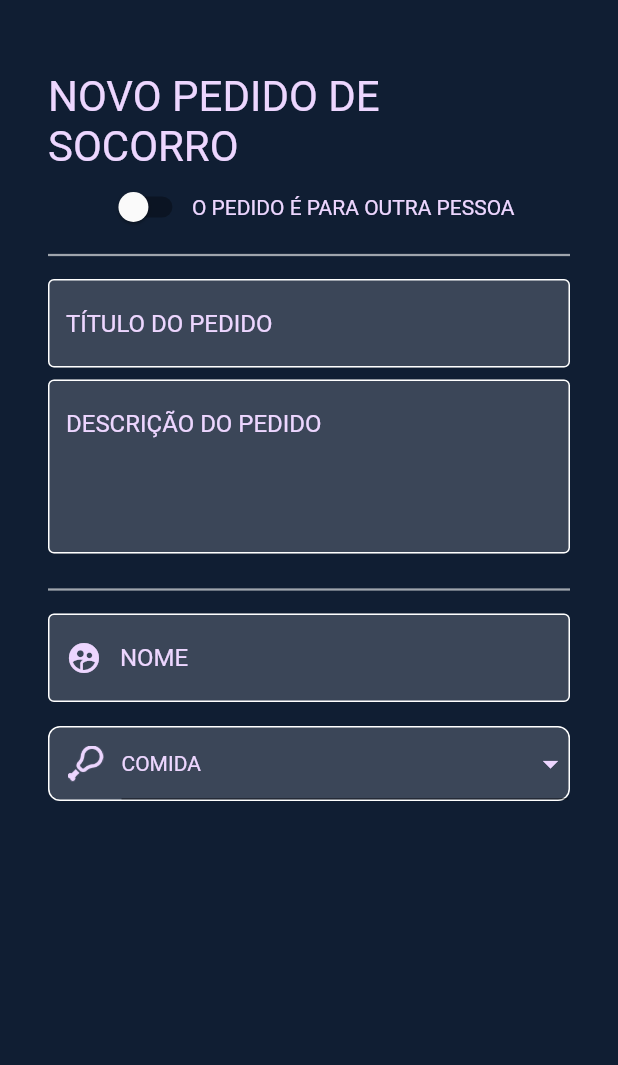
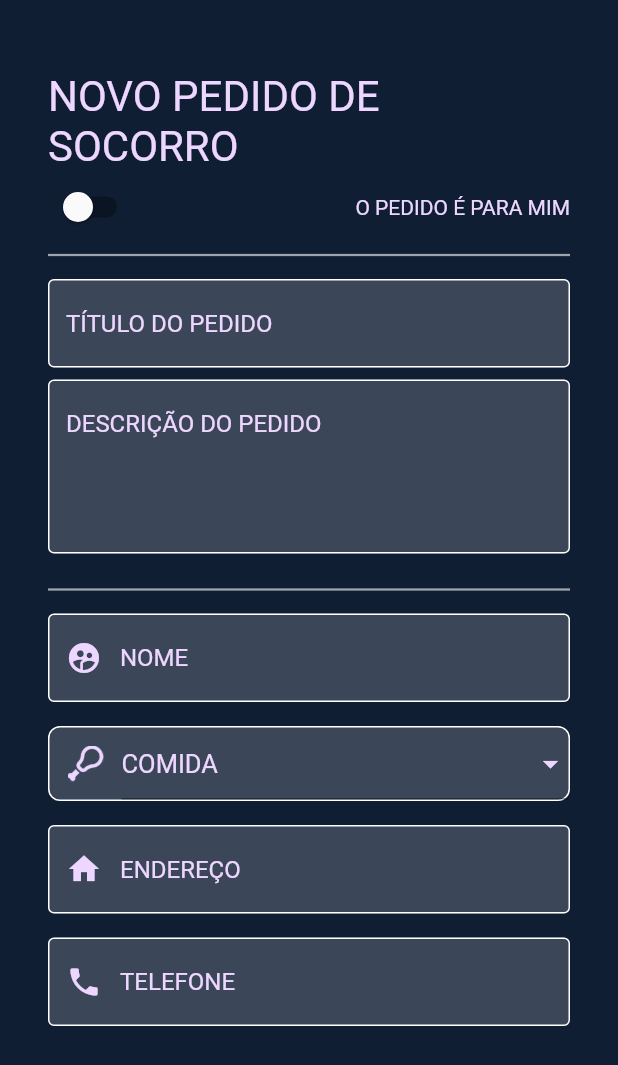
Before and after one commit to Alifyz/flutter-hackathon-2020, a Flutter app: the HelpRequestPage screen opened directly, on a phone screen of 412 x 824 dp. Shown: the top 1065 px of the screen. Run offline on Flutter 3.47's test engine with Material 2 defaults, Android fonts, the light colour scheme and no system bars; our stand-ins replace flutter_swiper, google_fonts.

Commit message:
refactor: styles and fonts

```diff
--- a/lib/commons/custom_text_field.dart
+++ b/lib/commons/custom_text_field.dart
@@ -1,5 +1,6 @@
 import 'package:flutter/material.dart';
 import 'package:flutter_hackathon/styles/colors.dart';
+import 'package:flutter_hackathon/styles/text.dart';
 
 class CustomTextField extends StatelessWidget {
   const CustomTextField({
@@ -22,7 +23,7 @@ class CustomTextField extends StatelessWidget {
       child: TextFormField(
         minLines: lines,
         maxLines: lines * 2,
-        style: TextStyle(color: ColorStyles.primaryTextColor),
+        style: TypographyStyle.defaultTextTheme,
         decoration: InputDecoration(
           prefixIcon: icon,
           filled: true,
--- a/lib/pages/help_request.dart
+++ b/lib/pages/help_request.dart
@@ -18,6 +18,12 @@ class _HelpRequestPageState extends State<HelpRequestPage> {
     'images/food.png',
   ];
 
+  bool isThirdPartyRequest = false;
+  final requestDescription = [
+    'O PEDIDO É PARA OUTRA PESSOA',
+    'O PEDIDO É PARA MIM'
+  ];
+
   @override
   Widget build(BuildContext context) {
     return Scaffold(
@@ -33,12 +39,20 @@ class _HelpRequestPageState extends State<HelpRequestPage> {
                 style: TypographyStyle.textTitleTheme,
               ),
               Row(
-                mainAxisAlignment: MainAxisAlignment.center,
+                mainAxisAlignment: MainAxisAlignment.spaceBetween,
                 children: [
-                  Switch(value: false, onChanged: (value) {}),
+                  Switch(
+                      value: isThirdPartyRequest,
+                      onChanged: (value) {
+                        setState(() {
+                          isThirdPartyRequest = value;
+                        });
+                      }),
                   Text(
-                    'O Pedido é para outra pessoa'.toUpperCase(),
-                    style: TextStyle(color: ColorStyles.primaryTextColor),
+                    isThirdPartyRequest
+                        ? requestDescription[0]
+                        : requestDescription[1],
+                    style: TypographyStyle.defaultTextTheme,
                   )
                 ],
               ),
@@ -86,7 +100,8 @@ class _HelpRequestPageState extends State<HelpRequestPage> {
                           iconDisabledColor: ColorStyles.primaryTextColor,
                           focusColor: Color.fromRGBO(255, 255, 255, 0.83),
                           dropdownColor: ColorStyles.backgroundColor,
-                          style: TextStyle(color: ColorStyles.primaryTextColor),
+                          style: TypographyStyle.defaultTextTheme
+                              .copyWith(fontSize: 17),
                           value: requestValue,
                           items: requestType
                               .map((e) => DropdownMenuItem<String>(
@@ -102,7 +117,27 @@ class _HelpRequestPageState extends State<HelpRequestPage> {
                     ),
                   ],
                 ),
-              )
+              ),
+              SizedBox(
+                height: 8,
+              ),
+              CustomTextField(
+                label: 'Endereço',
+                icon: Icon(
+                  Icons.home,
+                  color: ColorStyles.primaryTextColor,
+                ),
+              ),
+              SizedBox(
+                height: 8,
+              ),
+              CustomTextField(
+                label: 'Telefone',
+                icon: Icon(
+                  Icons.phone,
+                  color: ColorStyles.primaryTextColor,
+                ),
+              ),
             ],
           ),
         ),
--- a/lib/styles/text.dart
+++ b/lib/styles/text.dart
@@ -14,4 +14,8 @@ class TypographyStyle {
     fontSize: 28,
     color: ColorStyles.primaryTextColor,
   );
+
+  static TextStyle defaultTextTheme = GoogleFonts.shareTech(
+    color: ColorStyles.primaryTextColor,
+  );
 }
```
